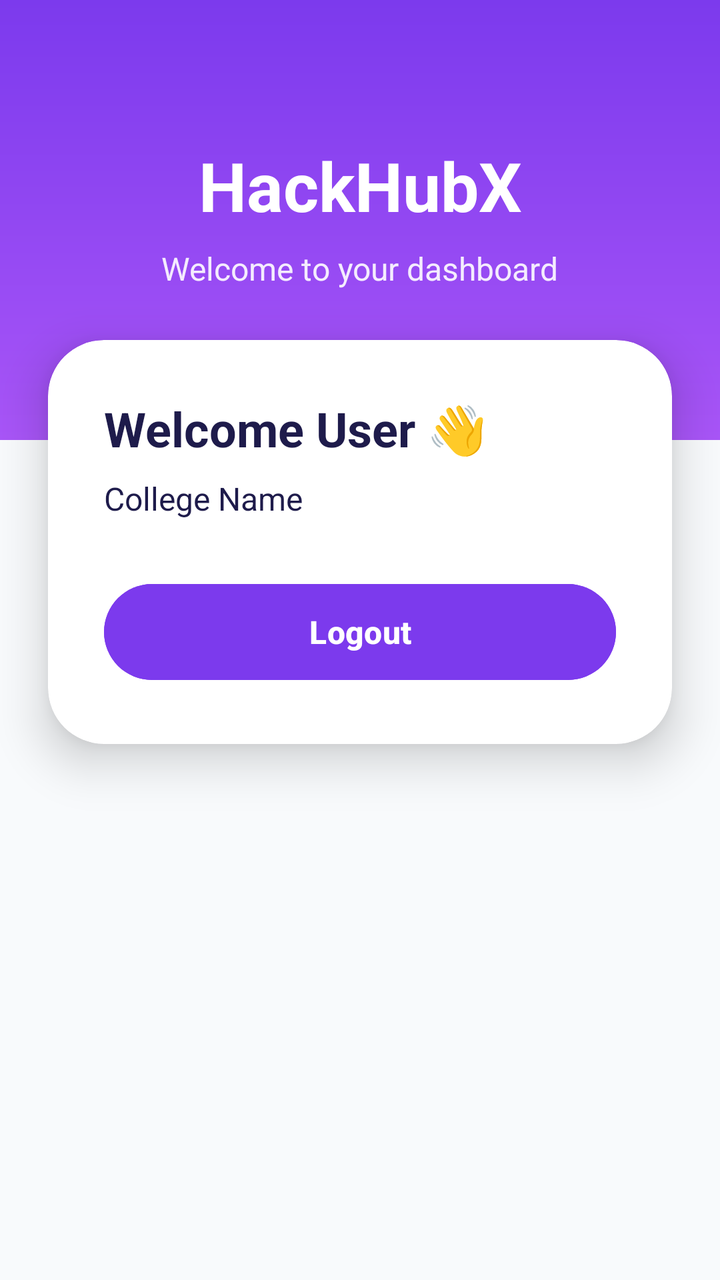
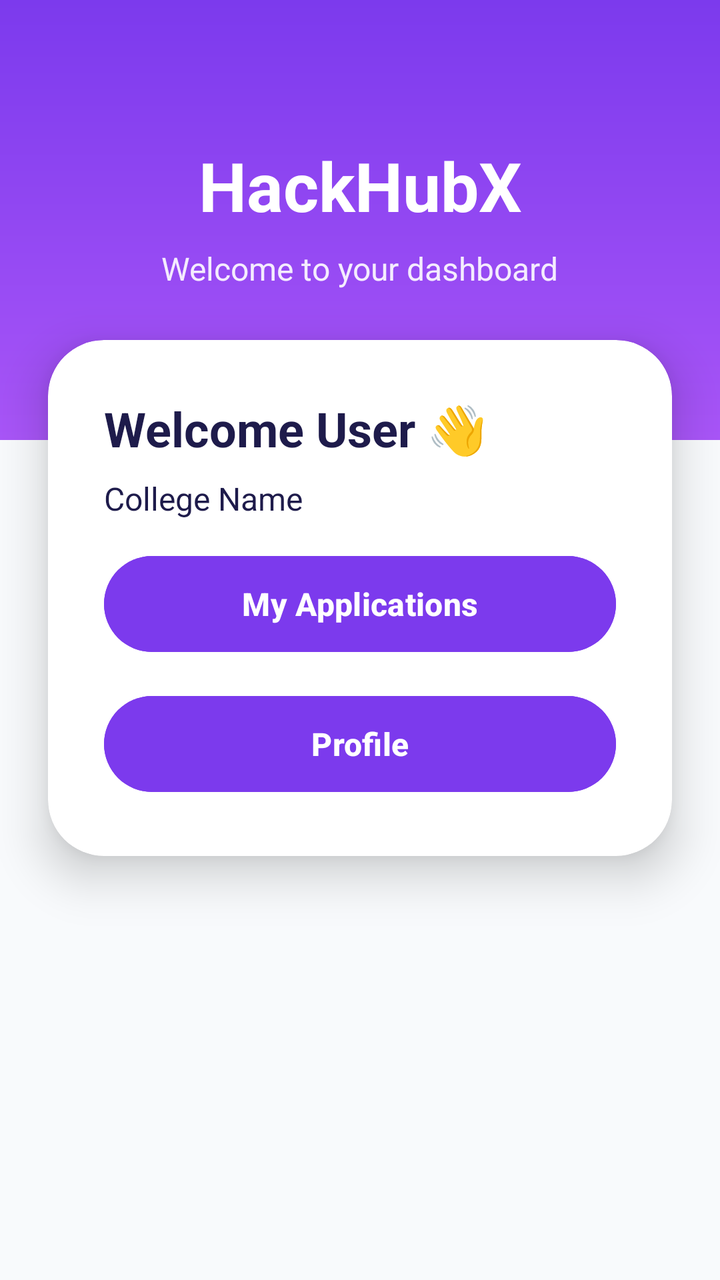

An Android layout rendered at two revisions. The XML below is the earlier revision; the diff shows what the commit changed to produce the second picture.
<!-- AndroidManifest.xml: application theme Theme.HackHubX -->
<!-- res/layout/activity_main.xml -->
<?xml version="1.0" encoding="utf-8"?>
<androidx.constraintlayout.widget.ConstraintLayout
    xmlns:android="http://schemas.android.com/apk/res/android"

    xmlns:app="http://schemas.android.com/apk/res-auto"

    android:layout_width="match_parent"

    android:layout_height="match_parent"

    android:background="@color/background_white">

    

    <View
        android:id="@+id/topSection"

        android:layout_width="0dp"

        android:layout_height="220dp"

        android:background="@drawable/grape_gradient"

        app:layout_constraintTop_toTopOf="parent"

        app:layout_constraintStart_toStartOf="parent"

        app:layout_constraintEnd_toEndOf="parent" />

    

    <TextView
        android:id="@+id/tvTitle"

        android:layout_width="wrap_content"

        android:layout_height="wrap_content"

        android:text="HackHubX"

        android:textColor="@color/white"

        android:textStyle="bold"

        android:textSize="34sp"

        android:layout_marginTop="70dp"

        app:layout_constraintTop_toTopOf="parent"

        app:layout_constraintStart_toStartOf="parent"

        app:layout_constraintEnd_toEndOf="parent" />

    

    <TextView
        android:id="@+id/tvSubtitle"

        android:layout_width="wrap_content"

        android:layout_height="wrap_content"

        android:text="Welcome to your dashboard"

        android:textColor="@color/white"

        android:textSize="16sp"

        android:alpha="0.9"

        android:layout_marginTop="8dp"

        app:layout_constraintTop_toBottomOf="@id/tvTitle"

        app:layout_constraintStart_toStartOf="parent"

        app:layout_constraintEnd_toEndOf="parent" />

    

    <androidx.cardview.widget.CardView
        android:id="@+id/dashboardCard"

        android:layout_width="0dp"

        android:layout_height="wrap_content"

        android:layout_marginStart="24dp"

        android:layout_marginEnd="24dp"

        android:layout_marginTop="170dp"

        app:cardCornerRadius="28dp"

        app:cardElevation="14dp"

        app:cardBackgroundColor="@color/white"

        app:layout_constraintTop_toTopOf="parent"

        app:layout_constraintStart_toStartOf="parent"

        app:layout_constraintEnd_toEndOf="parent">

        <LinearLayout
            android:layout_width="match_parent"

            android:layout_height="wrap_content"

            android:orientation="vertical"

            android:padding="28dp">

            <TextView
                android:id="@+id/tvName"

                android:layout_width="wrap_content"

                android:layout_height="wrap_content"

                android:text="Welcome User 👋"

                android:textSize="24sp"

                android:textStyle="bold"

                android:textColor="@color/text_dark" />

            <TextView
                android:id="@+id/tvCollege"

                android:layout_width="wrap_content"

                android:layout_height="wrap_content"

                android:text="College Name"

                android:textSize="16sp"

                android:textColor="@color/text_dark"

                android:layout_marginTop="8dp" />

            <Button
                android:id="@+id/btnLogout"

                android:layout_width="match_parent"

                android:layout_height="56dp"

                android:text="Logout"

                android:textStyle="bold"

                android:textSize="16sp"

                android:textColor="@color/white"

                android:backgroundTint="@color/grape_primary"

                android:layout_marginTop="28dp" />

        </LinearLayout>

    </androidx.cardview.widget.CardView>

    

    <androidx.recyclerview.widget.RecyclerView
        android:id="@+id/recyclerHackathons"

        android:layout_width="0dp"

        android:layout_height="0dp"

        android:layout_marginTop="24dp"

        android:paddingBottom="16dp"

        app:layout_constraintTop_toBottomOf="@id/dashboardCard"

        app:layout_constraintBottom_toBottomOf="parent"

        app:layout_constraintStart_toStartOf="parent"

        app:layout_constraintEnd_toEndOf="parent" />

</androidx.constraintlayout.widget.ConstraintLayout>
<!-- resources referenced by this layout -->
<resources>
  <color name="background_white">#F8FAFC</color>
  <color name="grape_primary">#7C3AED</color>
  <color name="text_dark">#1E1B4B</color>
  <color name="white">#FFFFFF</color>
  <!-- drawable grape_gradient (drawable) -->
  <?xml version="1.0" encoding="utf-8"?>
  <shape xmlns:android="http://schemas.android.com/apk/res/android">
  
      <gradient
          android:startColor="#7C3AED"
          android:endColor="#A855F7"
          android:angle="270" />
  
  </shape>
  <style name="Theme.HackHubX" parent="Base.Theme.HackHubX" />
  <style name="Base.Theme.HackHubX" parent="Theme.Material3.DayNight.NoActionBar">
  
          <item name="colorPrimary">
              @color/grape_primary
          </item>
  
          <item name="colorSecondary">
              @color/grape_secondary
          </item>
  
          <item name="android:statusBarColor">
              @color/grape_primary
          </item>
  
      </style>
  <color name="grape_secondary">#A855F7</color>
</resources>

<!-- the commit's change to res/layout/activity_main.xml (unified diff, before → after) -->
@@ -1,5 +1,5 @@
 <?xml version="1.0" encoding="utf-8"?>
-<androidx.constraintlayout.widget.ConstraintLayout
+<androidx.core.widget.NestedScrollView
     xmlns:android="http://schemas.android.com/apk/res/android"
 
     xmlns:app="http://schemas.android.com/apk/res-auto"
@@ -8,183 +8,213 @@
 
     android:layout_height="match_parent"
 
+    android:fillViewport="true"
+
     android:background="@color/background_white">
 
-    
-
-    <View
-        android:id="@+id/topSection"
-
-        android:layout_width="0dp"
-
-        android:layout_height="220dp"
-
-        android:background="@drawable/grape_gradient"
-
-        app:layout_constraintTop_toTopOf="parent"
-
-        app:layout_constraintStart_toStartOf="parent"
-
-        app:layout_constraintEnd_toEndOf="parent" />
-
-    
-
-    <TextView
-        android:id="@+id/tvTitle"
-
-        android:layout_width="wrap_content"
-
-        android:layout_height="wrap_content"
-
-        android:text="HackHubX"
-
-        android:textColor="@color/white"
-
-        android:textStyle="bold"
-
-        android:textSize="34sp"
-
-        android:layout_marginTop="70dp"
-
-        app:layout_constraintTop_toTopOf="parent"
-
-        app:layout_constraintStart_toStartOf="parent"
-
-        app:layout_constraintEnd_toEndOf="parent" />
-
-    
-
-    <TextView
-        android:id="@+id/tvSubtitle"
-
-        android:layout_width="wrap_content"
-
-        android:layout_height="wrap_content"
-
-        android:text="Welcome to your dashboard"
-
-        android:textColor="@color/white"
-
-        android:textSize="16sp"
-
-        android:alpha="0.9"
-
-        android:layout_marginTop="8dp"
-
-        app:layout_constraintTop_toBottomOf="@id/tvTitle"
-
-        app:layout_constraintStart_toStartOf="parent"
-
-        app:layout_constraintEnd_toEndOf="parent" />
-
-    
-
-    <androidx.cardview.widget.CardView
-        android:id="@+id/dashboardCard"
-
-        android:layout_width="0dp"
-
-        android:layout_height="wrap_content"
-
-        android:layout_marginStart="24dp"
-
-        android:layout_marginEnd="24dp"
-
-        android:layout_marginTop="170dp"
-
-        app:cardCornerRadius="28dp"
-
-        app:cardElevation="14dp"
-
-        app:cardBackgroundColor="@color/white"
-
-        app:layout_constraintTop_toTopOf="parent"
-
-        app:layout_constraintStart_toStartOf="parent"
-
-        app:layout_constraintEnd_toEndOf="parent">
-
-        <LinearLayout
-            android:layout_width="match_parent"
-
-            android:layout_height="wrap_content"
-
-            android:orientation="vertical"
-
-            android:padding="28dp">
-
-            <TextView
-                android:id="@+id/tvName"
-
-                android:layout_width="wrap_content"
+    <androidx.constraintlayout.widget.ConstraintLayout
+        android:layout_width="match_parent"
+
+        android:layout_height="wrap_content">
+
+        
+
+        <View
+            android:id="@+id/topSection"
+
+            android:layout_width="0dp"
+
+            android:layout_height="220dp"
+
+            android:background="@drawable/grape_gradient"
+
+            app:layout_constraintTop_toTopOf="parent"
+
+            app:layout_constraintStart_toStartOf="parent"
+
+            app:layout_constraintEnd_toEndOf="parent" />
+
+        
+
+        <TextView
+            android:id="@+id/tvTitle"
+
+            android:layout_width="wrap_content"
+
+            android:layout_height="wrap_content"
+
+            android:text="HackHubX"
+
+            android:textColor="@color/white"
+
+            android:textStyle="bold"
+
+            android:textSize="34sp"
+
+            android:layout_marginTop="70dp"
+
+            app:layout_constraintTop_toTopOf="parent"
+
+            app:layout_constraintStart_toStartOf="parent"
+
+            app:layout_constraintEnd_toEndOf="parent" />
+
+        
+
+        <TextView
+            android:id="@+id/tvSubtitle"
+
+            android:layout_width="wrap_content"
+
+            android:layout_height="wrap_content"
+
+            android:text="Welcome to your dashboard"
+
+            android:textColor="@color/white"
+
+            android:textSize="16sp"
+
+            android:alpha="0.9"
+
+            android:layout_marginTop="8dp"
+
+            app:layout_constraintTop_toBottomOf="@id/tvTitle"
+
+            app:layout_constraintStart_toStartOf="parent"
+
+            app:layout_constraintEnd_toEndOf="parent" />
+
+        
+
+        <androidx.cardview.widget.CardView
+            android:id="@+id/dashboardCard"
+
+            android:layout_width="0dp"
+
+            android:layout_height="wrap_content"
+
+            android:layout_marginStart="24dp"
+
+            android:layout_marginEnd="24dp"
+
+            android:layout_marginTop="170dp"
+
+            app:cardCornerRadius="28dp"
+
+            app:cardElevation="14dp"
+
+            app:cardBackgroundColor="@color/white"
+
+            app:layout_constraintTop_toTopOf="parent"
+
+            app:layout_constraintStart_toStartOf="parent"
+
+            app:layout_constraintEnd_toEndOf="parent">
+
+            <LinearLayout
+                android:layout_width="match_parent"
 
                 android:layout_height="wrap_content"
 
-                android:text="Welcome User 👋"
-
-                android:textSize="24sp"
-
-                android:textStyle="bold"
-
-                android:textColor="@color/text_dark" />
-
-            <TextView
-                android:id="@+id/tvCollege"
-
-                android:layout_width="wrap_content"
-
-                android:layout_height="wrap_content"
-
-                android:text="College Name"
-
-                android:textSize="16sp"
-
-                android:textColor="@color/text_dark"
-
-                android:layout_marginTop="8dp" />
-
-            <Button
-                android:id="@+id/btnLogout"
-
-                android:layout_width="match_parent"
-
-                android:layout_height="56dp"
-
-                android:text="Logout"
-
-                android:textStyle="bold"
-
-                android:textSize="16sp"
-
-                android:textColor="@color/white"
-
-                android:backgroundTint="@color/grape_primary"
-
-                android:layout_marginTop="28dp" />
-
-        </LinearLayout>
-
-    </androidx.cardview.widget.CardView>
-
-    
-
-    <androidx.recyclerview.widget.RecyclerView
-        android:id="@+id/recyclerHackathons"
-
-        android:layout_width="0dp"
-
-        android:layout_height="0dp"
-
-        android:layout_marginTop="24dp"
-
-        android:paddingBottom="16dp"
-
-        app:layout_constraintTop_toBottomOf="@id/dashboardCard"
-
-        app:layout_constraintBottom_toBottomOf="parent"
-
-        app:layout_constraintStart_toStartOf="parent"
-
-        app:layout_constraintEnd_toEndOf="parent" />
-
-</androidx.constraintlayout.widget.ConstraintLayout>
+                android:orientation="vertical"
+
+                android:padding="28dp">
+
+                <TextView
+                    android:id="@+id/tvName"
+
+                    android:layout_width="wrap_content"
+
+                    android:layout_height="wrap_content"
+
+                    android:text="Welcome User 👋"
+
+                    android:textSize="24sp"
+
+                    android:textStyle="bold"
+
+                    android:textColor="@color/text_dark" />
+
+                <TextView
+                    android:id="@+id/tvCollege"
+
+                    android:layout_width="wrap_content"
+
+                    android:layout_height="wrap_content"
+
+                    android:text="College Name"
+
+                    android:textSize="16sp"
+
+                    android:textColor="@color/text_dark"
+
+                    android:layout_marginTop="8dp" />
+
+
+
+                <Button
+                    android:id="@+id/btnMyApplications"
+
+                    android:layout_width="match_parent"
+
+                    android:layout_height="56dp"
+
+                    android:text="My Applications"
+
+                    android:textStyle="bold"
+
+                    android:textSize="16sp"
+
+                    android:textColor="@color/white"
+
+                    android:backgroundTint="@color/grape_primary"
+
+                    android:layout_marginTop="14dp" />
+
+                <Button
+                    android:id="@+id/btnProfile"
+
+                    android:layout_width="match_parent"
+
+                    android:layout_height="56dp"
+
+                    android:text="Profile"
+
+                    android:textStyle="bold"
+
+                    android:textSize="16sp"
+
+                    android:textColor="@color/white"
+
+                    android:backgroundTint="@color/grape_primary"
+
+                    android:layout_marginTop="14dp" />
+
+            </LinearLayout>
+
+        </androidx.cardview.widget.CardView>
+
+        
+
+        <androidx.recyclerview.widget.RecyclerView
+            android:id="@+id/recyclerHackathons"
+
+            android:layout_width="0dp"
+
+            android:layout_height="wrap_content"
+
+            android:nestedScrollingEnabled="false"
+
+            android:layout_marginTop="24dp"
+
+            android:paddingBottom="24dp"
+
+            app:layout_constraintTop_toBottomOf="@id/dashboardCard"
+
+            app:layout_constraintStart_toStartOf="parent"
+
+            app:layout_constraintEnd_toEndOf="parent" />
+
+    </androidx.constraintlayout.widget.ConstraintLayout>
+
+</androidx.core.widget.NestedScrollView>
